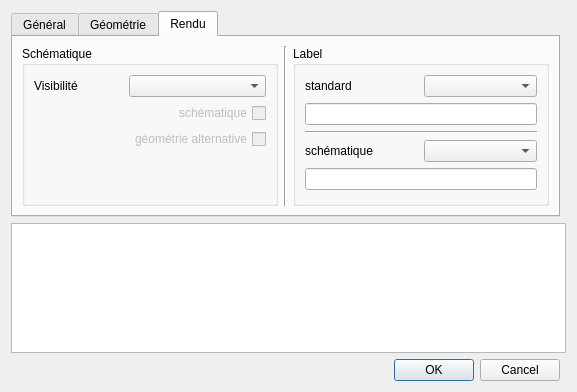
First picture: the form in qgis-project/ui_forms/valve.ui, repository qwat/QWAT, before the edit.
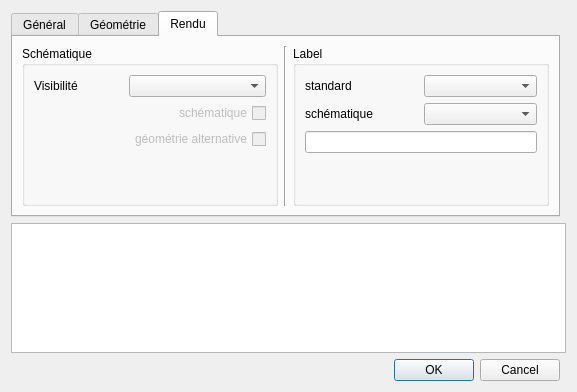
Second picture: the form after the edit. The open tabs and pages were chosen to show the change.

Commit message: project + remove labelremark_schema

What changed in the file:
```diff
--- a/qgis-project/ui_forms/valve.ui
+++ b/qgis-project/ui_forms/valve.ui
@@ -363,48 +363,7 @@
           <string>Label</string>
          </property>
          <layout class="QGridLayout" name="gridLayout_5">
-          <item row="3" column="1">
-           <widget class="QComboBox" name="id_labelvisible_schema">
-            <property name="sizeAdjustPolicy">
-             <enum>QComboBox::AdjustToContents</enum>
-            </property>
-           </widget>
-          </item>
-          <item row="0" column="0">
-           <widget class="QLabel" name="label_17">
-            <property name="text">
-             <string>standard</string>
-            </property>
-           </widget>
-          </item>
-          <item row="0" column="1">
-           <widget class="QComboBox" name="id_labelvisible">
-            <property name="sizeAdjustPolicy">
-             <enum>QComboBox::AdjustToContents</enum>
-            </property>
-           </widget>
-          </item>
-          <item row="1" column="0" colspan="2">
-           <widget class="QLineEdit" name="labelremark"/>
-          </item>
-          <item row="3" column="0">
-           <widget class="QLabel" name="label_18">
-            <property name="text">
-             <string>schématique</string>
-            </property>
-           </widget>
-          </item>
-          <item row="2" column="0" colspan="2">
-           <widget class="Line" name="line_7">
-            <property name="orientation">
-             <enum>Qt::Horizontal</enum>
-            </property>
-           </widget>
-          </item>
-          <item row="4" column="0" colspan="2">
-           <widget class="QLineEdit" name="labelremark_schema"/>
-          </item>
-          <item row="5" column="0">
+          <item row="4" column="0">
            <spacer name="verticalSpacer_2">
             <property name="orientation">
              <enum>Qt::Vertical</enum>
@@ -417,6 +376,37 @@
             </property>
            </spacer>
           </item>
+          <item row="0" column="0">
+           <widget class="QLabel" name="label_17">
+            <property name="text">
+             <string>standard</string>
+            </property>
+           </widget>
+          </item>
+          <item row="0" column="1">
+           <widget class="QComboBox" name="id_labelvisible">
+            <property name="sizeAdjustPolicy">
+             <enum>QComboBox::AdjustToContents</enum>
+            </property>
+           </widget>
+          </item>
+          <item row="2" column="0" colspan="2">
+           <widget class="QLineEdit" name="labelremark"/>
+          </item>
+          <item row="1" column="1">
+           <widget class="QComboBox" name="id_labelvisible_schema">
+            <property name="sizeAdjustPolicy">
+             <enum>QComboBox::AdjustToContents</enum>
+            </property>
+           </widget>
+          </item>
+          <item row="1" column="0">
+           <widget class="QLabel" name="label_18">
+            <property name="text">
+             <string>schématique</string>
+            </property>
+           </widget>
+          </item>
          </layout>
         </widget>
        </item>
```
The commit also changes 3 other files.
